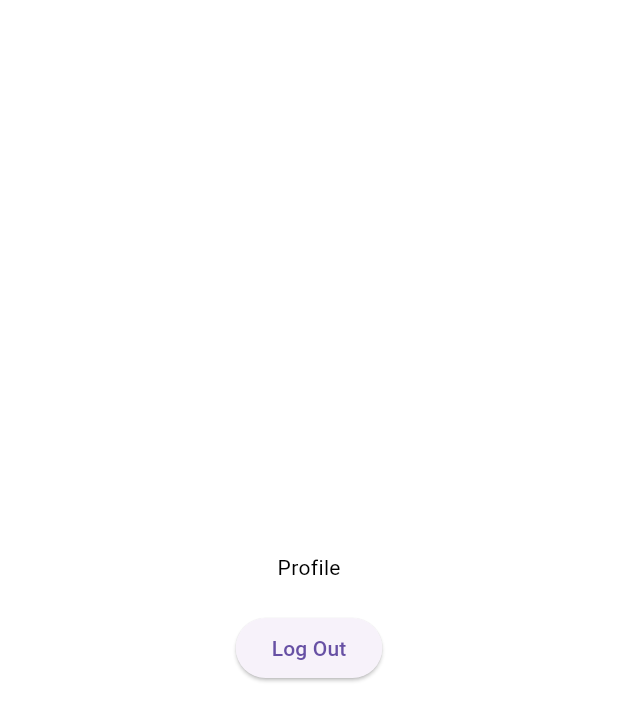
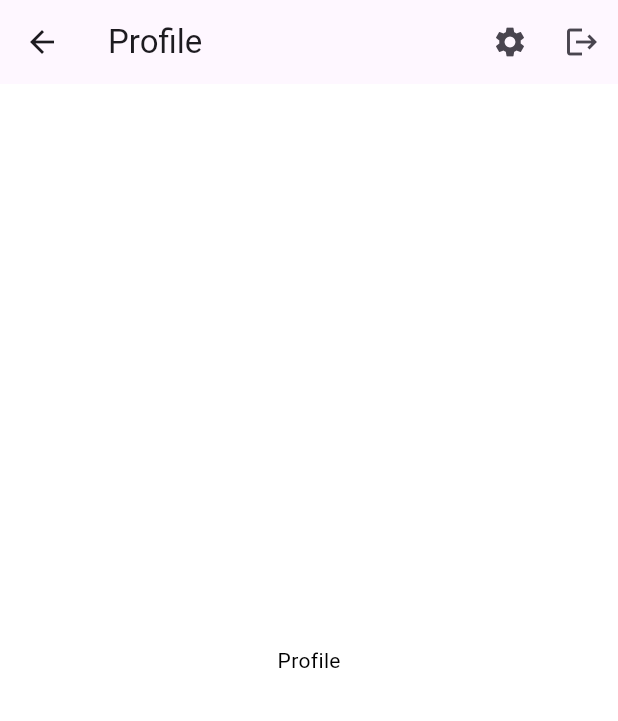
Before and after one commit to KeithMuwanguzi/simbula, a Flutter app: the Profile screen opened directly, on a phone screen of 412 x 824 dp. Shown: the top 721 px of the screen. Run offline on Flutter 3.47's test engine with Material 3 defaults, Android fonts, the light colour scheme and no system bars; our stand-ins replace badges, cloud_firestore, connectivity_plus, firebase_auth, firebase_core, geolocator and 5 more; accounts and stored records are empty; statements that could not run were skipped.

Commit message:
Simple Touch-Upd

```diff
--- a/lib/features/profile/presentation/profile.dart
+++ b/lib/features/profile/presentation/profile.dart
@@ -7,23 +7,24 @@ class Profile extends StatelessWidget {
   @override
   Widget build(BuildContext context) {
     return Scaffold(
-      body: Row(
-        mainAxisAlignment: MainAxisAlignment.center,
-        children: [
-          Column(
-            mainAxisAlignment: MainAxisAlignment.center,
-            children: [
-              const Text("Profile"),
-              const SizedBox(height: 20),
-              ElevatedButton(
+      appBar: AppBar(
+        title: const Text('Profile'),
+        actions: [
+          IconButton(
+            icon: const Icon(Icons.settings),
             onPressed: () {
+              // Navigate to settings page
+            },
+          ),
+          IconButton(
+            icon: const Icon(Icons.logout),
+            onPressed: () async {
               showDialog(
                 context: context,
                 builder: (BuildContext context) {
                   return AlertDialog(
                     title: const Text("Confirmation"),
-                        content:
-                            const Text("Are you sure you want to log out?"),
+                    content: const Text("Are you sure you want to log out?"),
                     actions: [
                       TextButton(
                         onPressed: () {
@@ -43,8 +44,16 @@ class Profile extends StatelessWidget {
                 },
               );
             },
-                child: const Text("Log Out"),
-              )
+          ),
+        ],
+      ),
+      body: const Row(
+        mainAxisAlignment: MainAxisAlignment.center,
+        children: [
+          Column(
+            mainAxisAlignment: MainAxisAlignment.center,
+            children: [
+              Text("Profile"),
             ],
           ),
         ],
--- a/pubspec.yaml
+++ b/pubspec.yaml
@@ -56,6 +56,7 @@ dependencies:
   connectivity_plus: ^6.0.1
   firebase_storage: ^11.6.11
   cloud_firestore: ^4.16.0
+  shared_preferences: ^2.2.2
 
 dev_dependencies:
   flutter_test:
```
Also changed, not shown: lib/features/authentication/models/user_model.dart (added, +15 -0 lines), pubspec.lock, 1 other file. Lines whose indentation alone changed are shown as unchanged.
